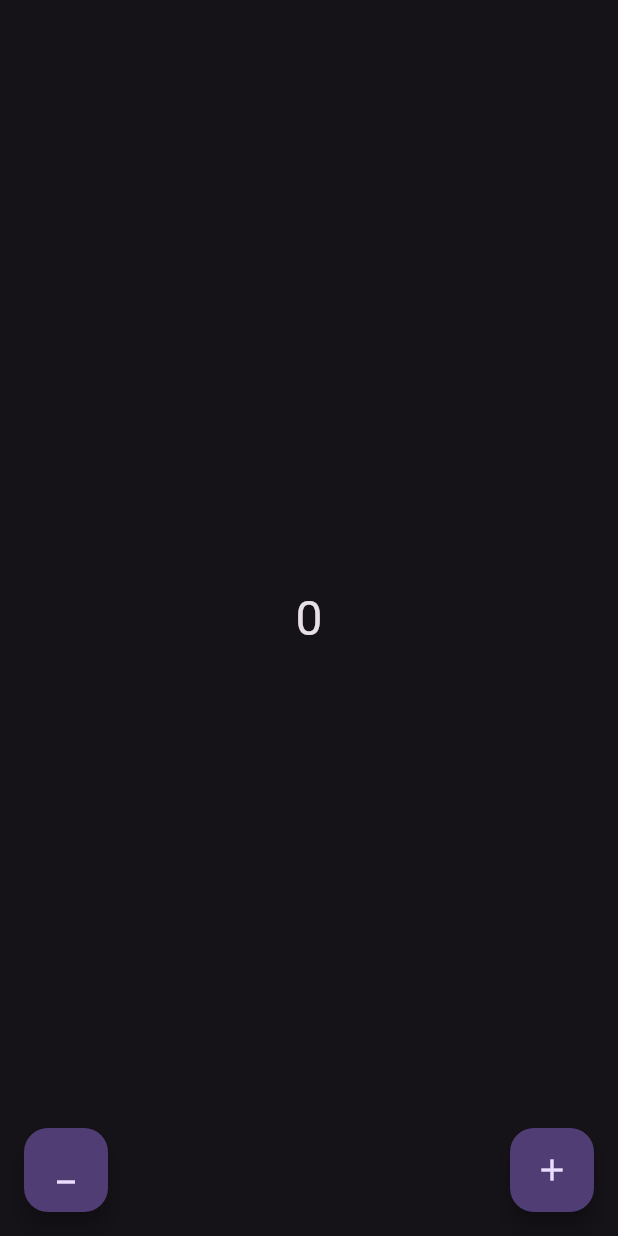
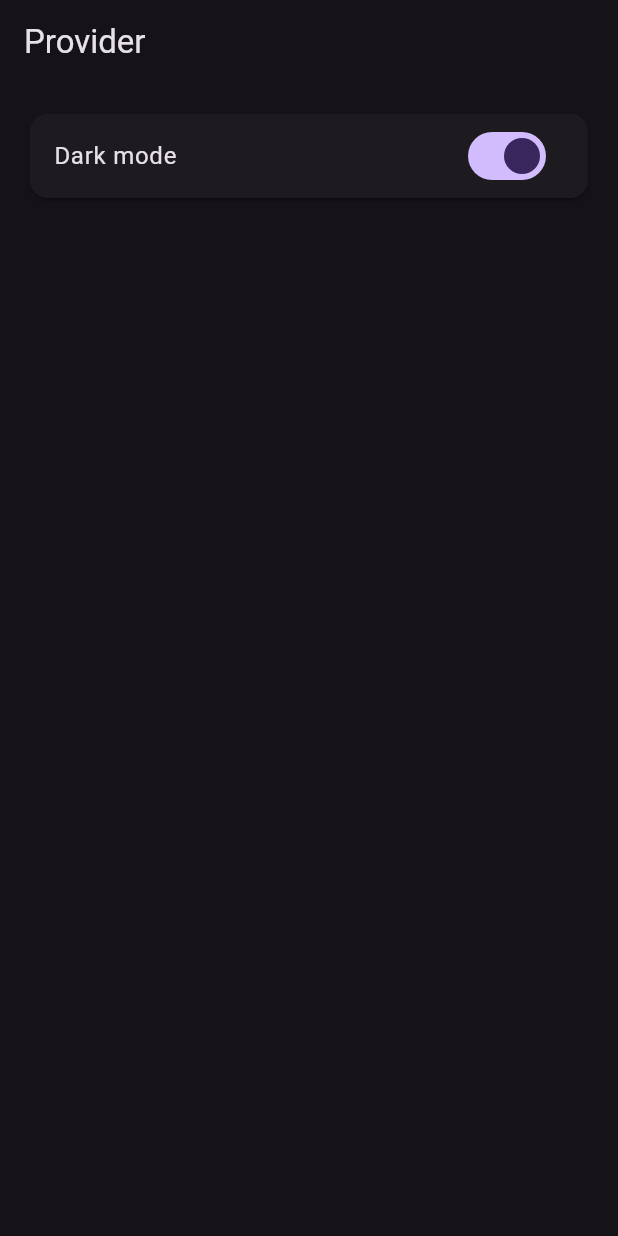
Before and after one commit to hinasahammed/flutter_practice, a Flutter app: the screen it shows after launch, on a phone screen of 412 x 824 dp. Run offline on Flutter 3.47's test engine with Material 3 defaults, Android fonts, the phone set to English and light mode, and no system bars; our stand-ins replace flutter_advanced_drawer, flutter_slider_drawer, gap, hidden_drawer_menu, image_picker, lottie and 1 more; missing offline and left inert: text_marquee.

Commit message:
dark theme light theme with provider

```diff
--- a/lib/main.dart
+++ b/lib/main.dart
@@ -1,5 +1,6 @@
 import 'package:flutter/material.dart';
-import 'package:flutter_practice/practice/counter/counter_with_shared.dart';
+import 'package:flutter_practice/practice/provider/dark_theme_light_theme.dart';
+import 'package:provider/provider.dart';
 
 void main() {
   runApp(const MyApp());
@@ -11,17 +12,20 @@ class MyApp extends StatelessWidget {
   // This widget is the root of your application.
   @override
   Widget build(BuildContext context) {
-    return MaterialApp(
+    return ChangeNotifierProvider(
+      create: (context) => ThemeProvider(),
+      child: Consumer<ThemeProvider>(builder: (context, value, child) => MaterialApp(
         title: 'Flutter Practice',
         debugShowCheckedModeBanner: false,
         theme: ThemeData(
           colorScheme: ColorScheme.fromSeed(
             seedColor: Colors.deepPurple,
-          brightness: Brightness.dark,
+            brightness: value.isDarkTheme? Brightness.dark:Brightness.light,
           ),
           useMaterial3: true,
         ),
-      home: const CounterWithShared(),
+        home: const DarkThemeLightTheme(),
+      ),),
     );
   }
 }
--- /dev/null
+++ b/lib/practice/provider/dark_theme_light_theme.dart
@@ -0,0 +1,45 @@
+import 'package:flutter/material.dart';
+import 'package:provider/provider.dart';
+
+class DarkThemeLightTheme extends StatelessWidget {
+  const DarkThemeLightTheme({super.key});
+
+  @override
+  Widget build(BuildContext context) {
+    final provider = Provider.of<ThemeProvider>(context, listen: false);
+    return Scaffold(
+      appBar: AppBar(
+        title: const Text("Provider"),
+      ),
+      body: Padding(
+        padding: const EdgeInsets.all(16),
+        child: Consumer<ThemeProvider>(
+          builder: (context, value, child) => Column(
+            children: [
+              Card(
+                child: SwitchListTile(
+                  title: Text(value.isDarkTheme ? "Dark mode" : "Light mode"),
+                  value: value.isDarkTheme,
+                  onChanged: (value) {
+                    provider.changeTheme(value);
+                  },
+                ),
+              ),
+            ],
+          ),
+        ),
+      ),
+    );
+  }
+}
+
+class ThemeProvider extends ChangeNotifier {
+  bool _isDarkTheme = true;
+
+  bool get isDarkTheme => _isDarkTheme;
+
+  void changeTheme(bool newValue) {
+    _isDarkTheme = newValue;
+    notifyListeners();
+  }
+}
--- a/pubspec.yaml
+++ b/pubspec.yaml
@@ -45,6 +45,7 @@ dependencies:
   text_marquee: ^0.0.2
   url_launcher: ^6.3.0
   shared_preferences: ^2.3.1
+  provider: ^6.1.2
 
 dev_dependencies:
   flutter_test:
```
Also changed, not shown: pubspec.lock. Lines whose indentation alone changed are shown as unchanged.
